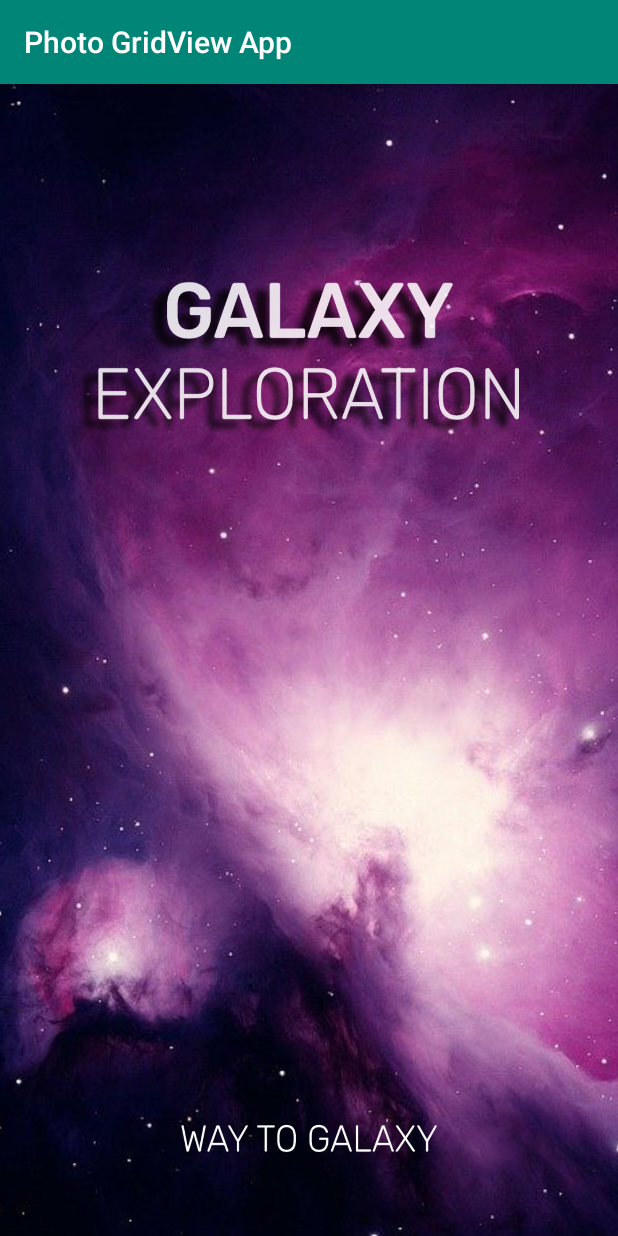
After one commit to Vaishalisadhu/Photo-GridView-App, an Android app: the Splash screen opened directly, with no data from a screen before it, on a phone screen of 412 x 824 dp. The commit adds this screen. Run offline under Robolectric (Android 15) with nearby library versions, the phone set to English and light mode, and no system bars.

Commit message:
Splash Screen

```diff
--- a/app/src/main/AndroidManifest.xml
+++ b/app/src/main/AndroidManifest.xml
@@ -1,6 +1,8 @@
 <?xml version="1.0" encoding="utf-8"?>
 <manifest xmlns:android="http://schemas.android.com/apk/res/android"
     package="com.photogridviewapp">
+
+    <uses-permission android:name="android.permission.INTERNET" />
 
     <application
         android:allowBackup="true"
@@ -9,7 +11,8 @@
         android:roundIcon="@mipmap/ic_launcher_round"
         android:supportsRtl="true"
         android:theme="@style/AppTheme">
-        <activity android:name=".MainActivity">
+        <activity android:name=".view.Splash"></activity>
+        <activity android:name=".view.MainActivity">
             <intent-filter>
                 <action android:name="android.intent.action.MAIN" />
 
--- /dev/null
+++ b/app/src/main/java/com/photogridviewapp/view/Splash.java
@@ -0,0 +1,44 @@
+package com.photogridviewapp.view;
+
+import androidx.appcompat.app.AppCompatActivity;
+
+import android.content.Intent;
+import android.os.Bundle;
+import android.os.Handler;
+
+import com.photogridviewapp.R;
+
+public class Splash extends AppCompatActivity {
+
+    private Handler handler;
+    private Runnable runnable;
+
+    @Override
+    protected void onCreate(Bundle savedInstanceState) {
+        super.onCreate(savedInstanceState);
+        setContentView(R.layout.activity_splash);
+
+        handler = new Handler();
+        long delayMillis = 3000;
+        runnable = new Runnable() {
+
+            @Override
+            public void run() {
+
+
+                startActivity(new Intent(Splash.this, MainActivity.class));
+                finish();
+            }
+        };
+
+
+        handler.postDelayed(runnable, delayMillis);
+    }
+
+    @Override
+    public void onBackPressed() {
+        if (handler != null)
+            handler.removeCallbacks(runnable);
+        super.onBackPressed();
+    }
+}
--- a/app/src/main/res/layout/activity_main.xml
+++ b/app/src/main/res/layout/activity_main.xml
@@ -4,7 +4,7 @@
     xmlns:tools="http://schemas.android.com/tools"
     android:layout_width="match_parent"
     android:layout_height="match_parent"
-    tools:context=".MainActivity">
+    tools:context=".view.MainActivity">
 
     <TextView
         android:layout_width="wrap_content"
--- /dev/null
+++ b/app/src/main/res/layout/activity_splash.xml
@@ -0,0 +1,10 @@
+<?xml version="1.0" encoding="utf-8"?>
+<androidx.constraintlayout.widget.ConstraintLayout xmlns:android="http://schemas.android.com/apk/res/android"
+    xmlns:app="http://schemas.android.com/apk/res-auto"
+    xmlns:tools="http://schemas.android.com/tools"
+    android:layout_width="match_parent"
+    android:layout_height="match_parent"
+    android:background="@drawable/splash"
+    tools:context=".view.Splash">
+
+</androidx.constraintlayout.widget.ConstraintLayout>
```
Also changed, not shown: app/build.gradle (+8 -0 lines), app/src/main/java/com/photogridviewapp/view/MainActivity.java (renamed from app/src/main/java/com/photogridviewapp/MainActivity.java, +5 -3 lines), app/src/main/res/drawable-v24/splash.jpg (added).
